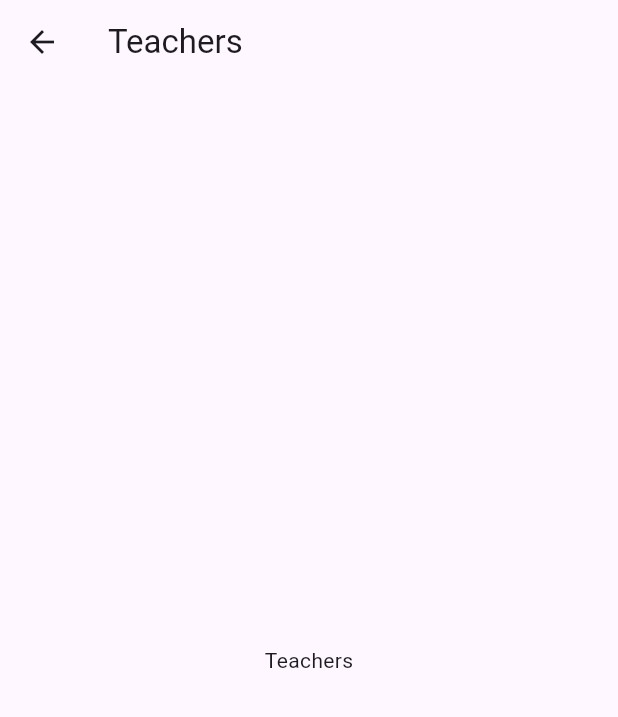
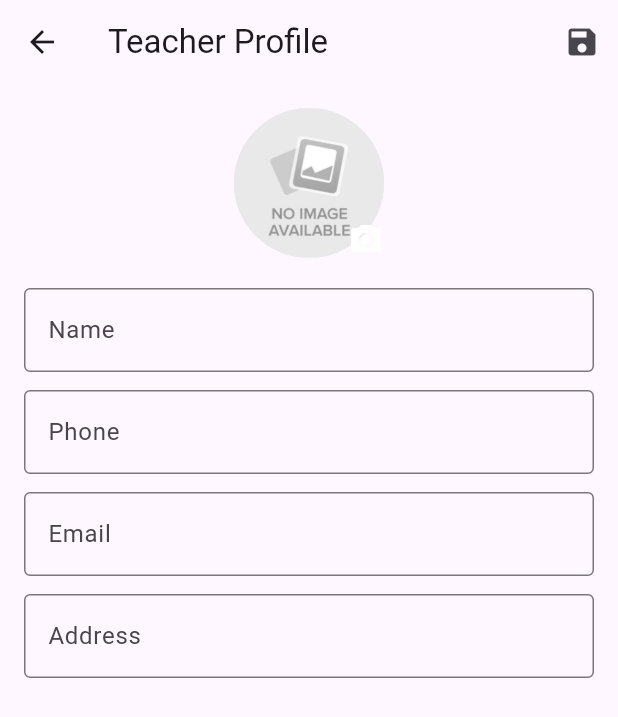
Before and after one commit to MANIMARAN-MSC/flutter_reminder, a Flutter app: the screen it shows after launch, in the side drawer, after a tap on "Teachers", on a phone screen of 412 x 824 dp. Shown: the top 717 px of the screen. Run offline on Flutter 3.47's test engine with Material 3 defaults, Android fonts, the phone set to English and light mode, and no system bars; our stand-ins replace image_picker, shared_preferences, sqflite, table_calendar; accounts and stored records are empty.

Commit message:
Update TeachersScreen.dart

```diff
--- a/lib/screens/TeachersScreen.dart
+++ b/lib/screens/TeachersScreen.dart
@@ -1,20 +1,96 @@
+import 'dart:io';
+
 import 'package:flutter/material.dart';
+import 'package:image_picker/image_picker.dart';
+
 class TeachersScreen extends StatefulWidget {
-  const TeachersScreen({super.key});
-
   @override
-  State<TeachersScreen> createState() => _TeachersScreenState();
+  _TeachersScreenState createState() => _TeachersScreenState();
 }
 
 class _TeachersScreenState extends State<TeachersScreen> {
+  final _formKey = GlobalKey<FormState>();
+  String _name = "";
+  String _phone = "";
+  String _email = "";
+  String _address = "";
+  File? _image; // Stores the selected image
+
+  final ImagePicker _picker = ImagePicker();
+
+  Future<void> _pickImage() async {
+    final XFile? pickedFile = await _picker.pickImage(
+      source: ImageSource.gallery, // Change to ImageSource.camera for camera
+      imageQuality: 80, // Adjust image quality
+    );
+
+    if (pickedFile != null) {
+      setState(() {
+        _image = File(pickedFile.path);
+      });
+    }
+  }
+
   @override
   Widget build(BuildContext context) {
     return Scaffold(
       appBar: AppBar(
-        title: Text("Teachers"),
+        title: Text("Teacher Profile"),
+        actions: [
+          IconButton(
+            icon: Icon(Icons.save),
+            onPressed: () {
+              if (_formKey.currentState!.validate()) {
+                _formKey.currentState!.save();
+                // Handle saving logic here
+                ScaffoldMessenger.of(context).showSnackBar(
+                  SnackBar(content: Text("Profile Saved!")),
+                );
+              }
+            },
+          ),
+        ],
       ),
-      body: Center(
-        child: Text("Teachers"),
+      body: Padding(
+        padding: EdgeInsets.all(16.0),
+        child: Form(
+          key: _formKey,
+          child: Column(
+            crossAxisAlignment: CrossAxisAlignment.center,
+            children: [
+              GestureDetector(
+                onTap: _pickImage,
+                child: CircleAvatar(
+                  radius: 50,
+                  backgroundImage: _image != null
+                      ? FileImage(_image!) as ImageProvider
+                      : AssetImage("assets/profile_placeholder.jpg"),
+                  child: Align(
+                    alignment: Alignment.bottomRight,
+                    child: Icon(Icons.camera_alt, color: Colors.white),
+                  ),
+                ),
+              ),
+              SizedBox(height: 20),
+              buildTextField("Name", (value) => _name = value),
+              buildTextField("Phone", (value) => _phone = value, keyboardType: TextInputType.phone),
+              buildTextField("Email", (value) => _email = value, keyboardType: TextInputType.emailAddress),
+              buildTextField("Address", (value) => _address = value),
+            ],
+          ),
+        ),
+      ),
+    );
+  }
+
+  Widget buildTextField(String label, Function(String) onSaved, {TextInputType keyboardType = TextInputType.text}) {
+    return Padding(
+      padding: const EdgeInsets.only(bottom: 12.0),
+      child: TextFormField(
+        decoration: InputDecoration(labelText: label, border: OutlineInputBorder()),
+        keyboardType: keyboardType,
+        validator: (value) => value!.isEmpty ? "Enter $label" : null,
+        onSaved: (value) => onSaved(value!),
       ),
     );
   }
```
